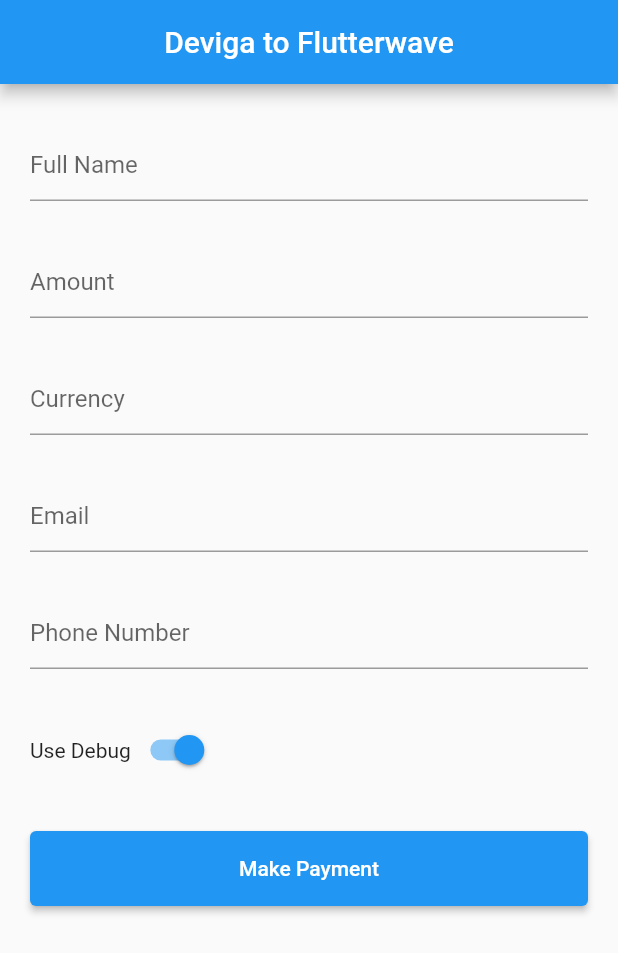
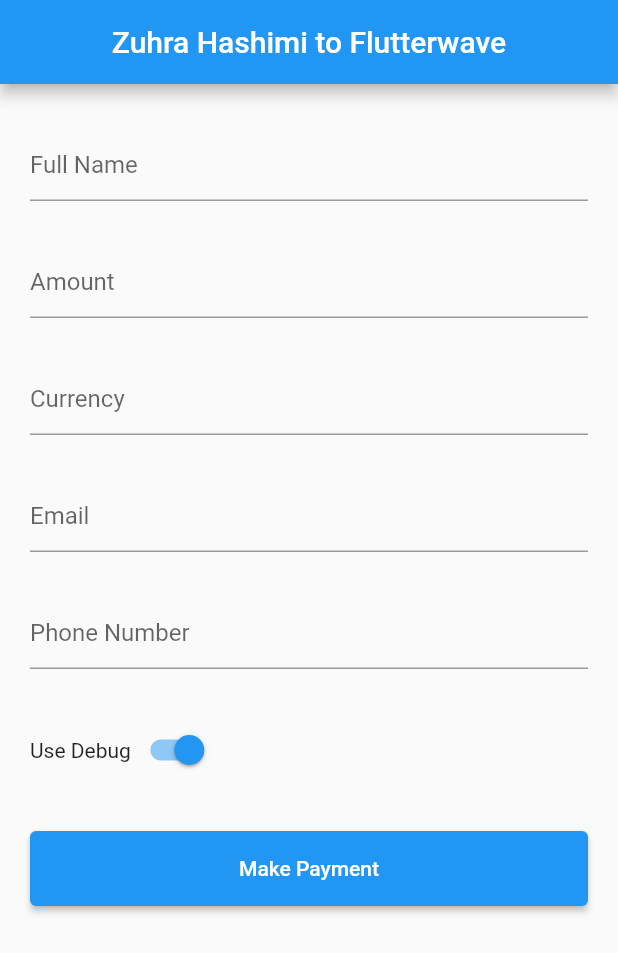
Before and after one commit to XRichardroidX/Flutter-Flutterwave_Payment_integration, a Flutter app: the screen it shows after launch, on a phone screen of 412 x 824 dp. Shown: the top 953 px of the screen. Run offline on Flutter 3.47's test engine with Material 2 defaults, Android fonts, the phone set to English and light mode, and no system bars; missing offline and left inert: flutterwave_standard.

Commit message:
Make changes to Lib folder

```diff
--- a/lib/main.dart
+++ b/lib/main.dart
@@ -11,9 +11,9 @@
   @override
   Widget build(BuildContext context) {
     return MaterialApp(
-      title: 'Flutter Standard Demo',
+      title: 'Zuhra Hashimi Project',
       debugShowCheckedModeBanner: false,
-      home: MyHomePage('Deviga to Flutterwave'),
+      home: MyHomePage('Zuhra Hashimi to Flutterwave'),
     );
   }
 }
@@ -62,12 +62,9 @@
                 child: TextFormField(
                   controller: this.NameController,
                   textInputAction: TextInputAction.next,
+                  keyboardType: TextInputType.text,
                   style: TextStyle(color: Colors.black),
-                  readOnly: true,
-                  onTap: this._openBottomSheet,
-                  decoration: InputDecoration(
-                    hintText: "Full Name",
-                  ),
+                  decoration: InputDecoration(hintText: "Full Name"),
                   validator: (value) =>
                   value!.isNotEmpty ? null : "Full Name is required",
                 ),
@@ -170,7 +167,7 @@
 
   _handlePaymentInitialization() async {
     final style = FlutterwaveStyle(
-      appBarText: "Devigma to Flutterwave",
+      appBarText: "",
       buttonColor: Color(0xff000000),
       buttonTextStyle: TextStyle(
         color: Colors.deepOrangeAccent,
@@ -214,8 +211,8 @@
     final Flutterwave flutterwave = Flutterwave(
         context: context,
         style: style,
-        customization: Customization(title: "Devigma's Payment"),
-        publicKey: "FLWPUBK_TEST-ebdb992444b5b047b6161173b2b19bd6-X",
+        customization: Customization(title: "Zuhra Hashimi Payment"),
+        publicKey: "FLWPUBK-061df4e42737c8f7b788b38f40fd1940-X",
         currency: this.selectedCurrency,
         redirectUrl: "https://google.com",
         txRef: Uuid().v1(),
```
